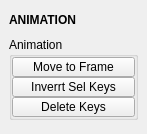
Old version of the form tentacle/ui/animation.ui in the repository m3trik/tentacle.
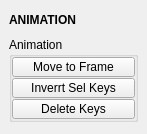
New version of the form. Custom widgets are drawn as their Qt base class.

Diff of the .ui file:
```diff
--- a/tentacle/ui/animation.ui
+++ b/tentacle/ui/animation.ui
@@ -94,7 +94,7 @@
         </property>
         <layout class="QVBoxLayout" name="verticalLayout_6">
          <property name="spacing">
-          <number>0</number>
+          <number>1</number>
          </property>
          <property name="leftMargin">
           <number>0</number>
```
Left out of the diff: 4 changed lines with no effect on the pictures.
